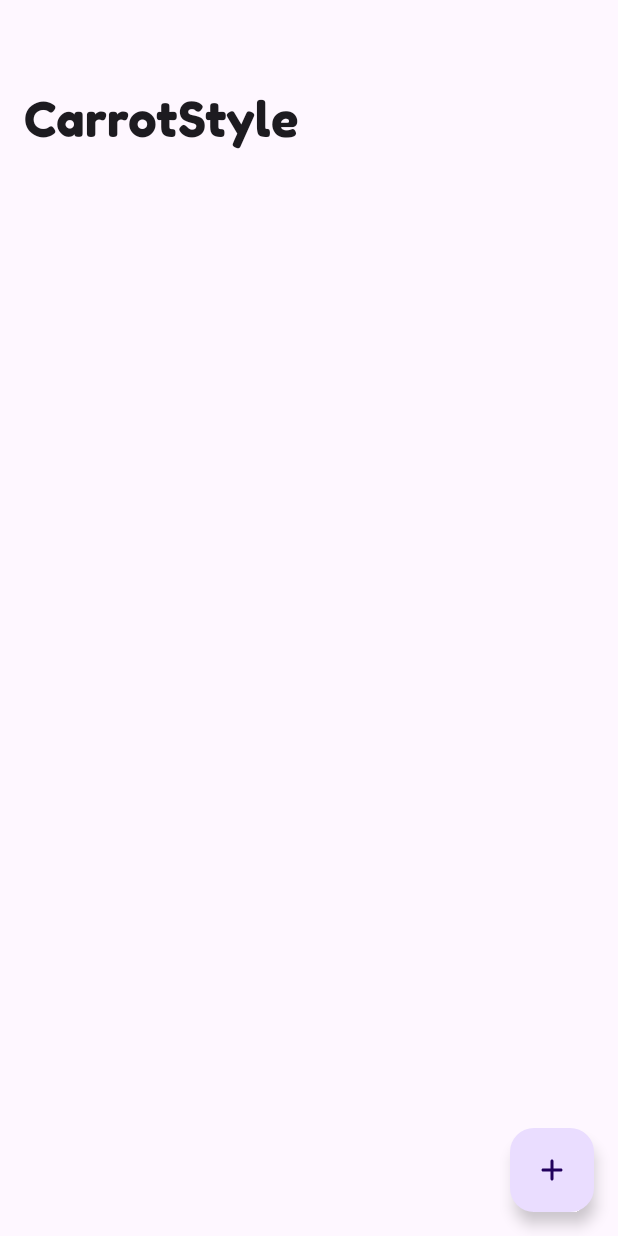
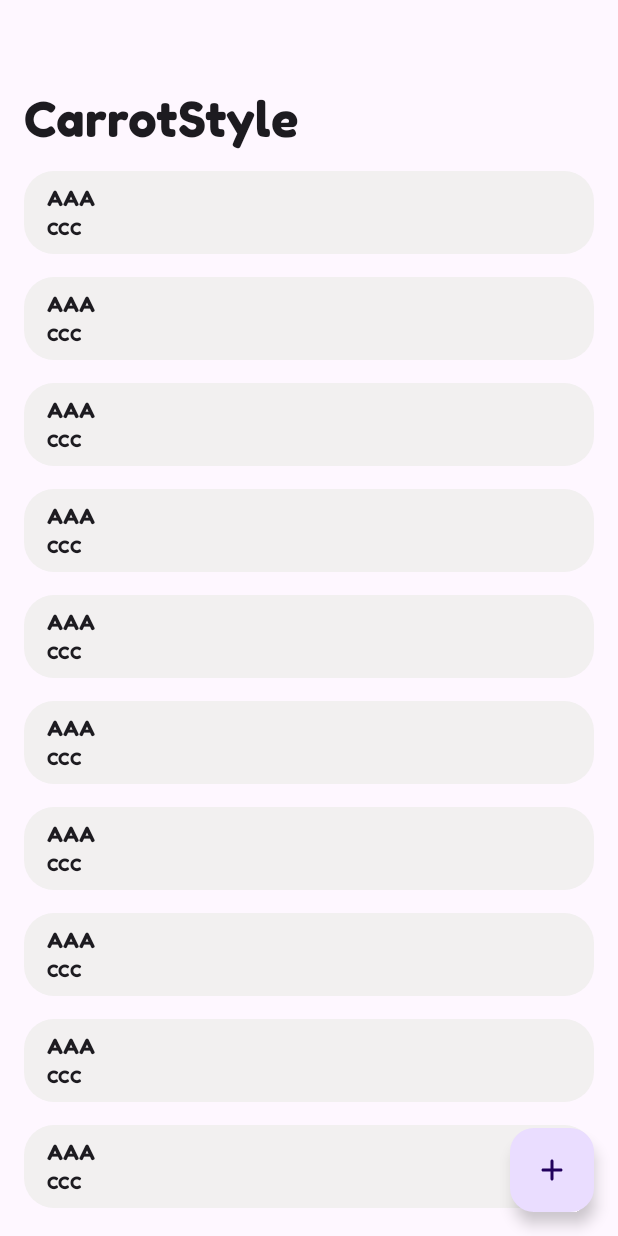
Before and after one commit to carrot-style/carrot-android, an Android app built with Jetpack Compose: the screen it shows after launch (MainActivity), on a phone screen of 412 x 824 dp. Run offline under Robolectric (Android 15) with nearby library versions, the phone set to English and light mode, and no system bars; our stand-ins replace Dagger/Hilt's generated code, accompanist; libraries missing offline, so code that uses them is left out: io.github.jisungbin.erratum, io.github.jisungbin.logeukes, retrofit2.converter.jackson; 3 statements that could not run were skipped.

Commit message:
update ui

```diff
--- a/domain/src/main/kotlin/style/carrot/android/domain/model/CarrotUrl.kt
+++ b/domain/src/main/kotlin/style/carrot/android/domain/model/CarrotUrl.kt
@@ -9,6 +9,9 @@
 
 package style.carrot.android.domain.model
 
-// styled: 단축된 링크
-// origin: 단축하기 전 링크
-data class CarrotUrl(val styled: String, val origin: String)
+/**
+ * @param styled 단축 된 링크
+ * @param origin 단축 전 링크
+ * @param memo 링크 메모
+ */
+data class CarrotUrl(val styled: String, val origin: String, val memo: String)
--- a/presentation/src/main/kotlin/style/carrot/android/activity/main/MainActivity.kt
+++ b/presentation/src/main/kotlin/style/carrot/android/activity/main/MainActivity.kt
@@ -17,9 +17,13 @@
 import androidx.activity.ComponentActivity
 import androidx.activity.compose.setContent
 import androidx.activity.viewModels
+import androidx.compose.foundation.ExperimentalFoundationApi
+import androidx.compose.foundation.layout.Arrangement
 import androidx.compose.foundation.layout.Column
 import androidx.compose.foundation.layout.fillMaxSize
 import androidx.compose.foundation.layout.padding
+import androidx.compose.foundation.lazy.LazyColumn
+import androidx.compose.foundation.lazy.items
 import androidx.compose.material3.ExperimentalMaterial3Api
 import androidx.compose.material3.FloatingActionButton
 import androidx.compose.material3.Icon
@@ -39,13 +43,15 @@
 import dagger.hilt.android.AndroidEntryPoint
 import style.carrot.android.R
 import style.carrot.android.activity.error.ErrorActivity
+import style.carrot.android.domain.model.CarrotUrl
 import style.carrot.android.theme.CarrotStyleTheme
 import style.carrot.android.theme.SystemUiController
+import style.carrot.android.ui.StyledCard
 import style.carrot.android.util.NetworkUtil
 import style.carrot.android.util.constant.IntentConstant
 
 @AndroidEntryPoint
-@OptIn(ExperimentalMaterial3Api::class)
+@OptIn(ExperimentalMaterial3Api::class, ExperimentalFoundationApi::class)
 class MainActivity : ComponentActivity() {
 
     private var isReady = false
@@ -65,8 +71,6 @@
             )
             return
         }
-
-        listOf<String>()[2]
 
         WindowCompat.setDecorFitsSystemWindows(window, false)
 
@@ -143,6 +147,17 @@
                                 text = stringResource(R.string.app_name),
                                 style = MaterialTheme.typography.headlineLarge
                             )
+                            LazyColumn(
+                                modifier = Modifier.padding(top = 15.dp),
+                                verticalArrangement = Arrangement.spacedBy(15.dp)
+                            ) {
+                                items(List(100) { CarrotUrl("AAA", "BBB", "CCC") }) { carrotUrl ->
+                                    StyledCard(
+                                        modifier = Modifier.animateItemPlacement(),
+                                        carrotUrl = carrotUrl
+                                    )
+                                }
+                            }
                         }
                     }
                 }
--- /dev/null
+++ b/presentation/src/main/kotlin/style/carrot/android/ui/LinkCard.kt
@@ -0,0 +1,46 @@
+/*
+ * carrot-android © 2022 Ji Sungbin. all rights reserved.
+ * carrot-android license is under the MIT.
+ *
+ * [LinkCard.kt] created by Ji Sungbin on 22. 1. 23. 오후 4:09
+ *
+ * Please see: https://github.com/carrot-style/carrot-android/blob/main/LICENSE.
+ */
+
+package style.carrot.android.ui
+
+import androidx.compose.foundation.background
+import androidx.compose.foundation.layout.Column
+import androidx.compose.foundation.layout.fillMaxWidth
+import androidx.compose.foundation.layout.padding
+import androidx.compose.foundation.layout.wrapContentHeight
+import androidx.compose.foundation.shape.RoundedCornerShape
+import androidx.compose.material3.MaterialTheme
+import androidx.compose.material3.Text
+import androidx.compose.runtime.Composable
+import androidx.compose.ui.Modifier
+import androidx.compose.ui.graphics.Color
+import androidx.compose.ui.unit.dp
+import style.carrot.android.domain.model.CarrotUrl
+
+// design: https://m3.material.io/components/cards/implementation
+@Composable
+fun StyledCard(modifier: Modifier, carrotUrl: CarrotUrl) {
+    Column(
+        modifier = modifier
+            .fillMaxWidth()
+            .wrapContentHeight()
+            .background(
+                color = Color(242, 240, 240),
+                shape = RoundedCornerShape(20.dp)
+            )
+            .padding(vertical = 10.dp, horizontal = 15.dp)
+    ) {
+        Text(text = carrotUrl.styled, style = MaterialTheme.typography.bodyMedium)
+        Text(
+            modifier = Modifier.padding(top = 5.dp),
+            text = carrotUrl.memo,
+            style = MaterialTheme.typography.labelSmall
+        )
+    }
+}
```
Also changed, not shown: 1 other file.
